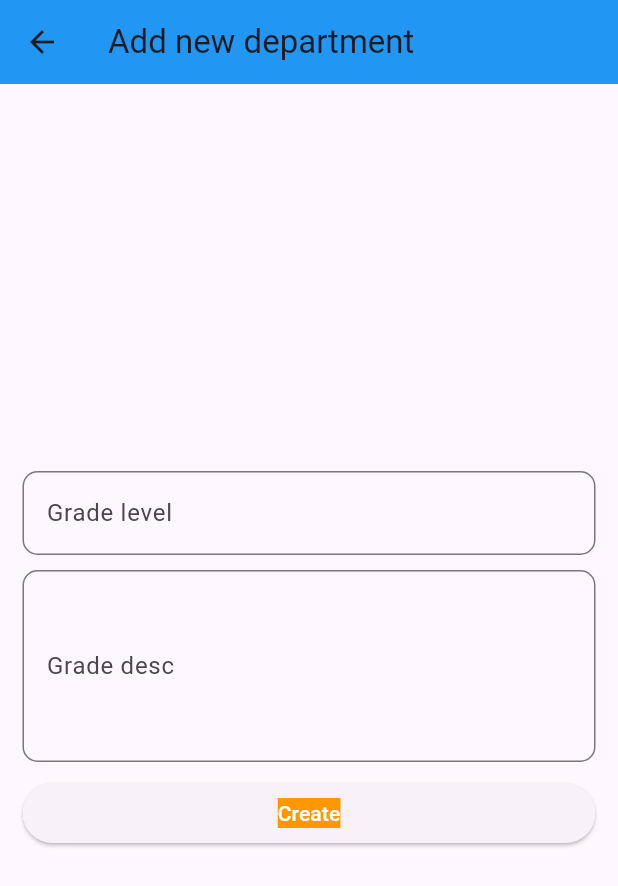
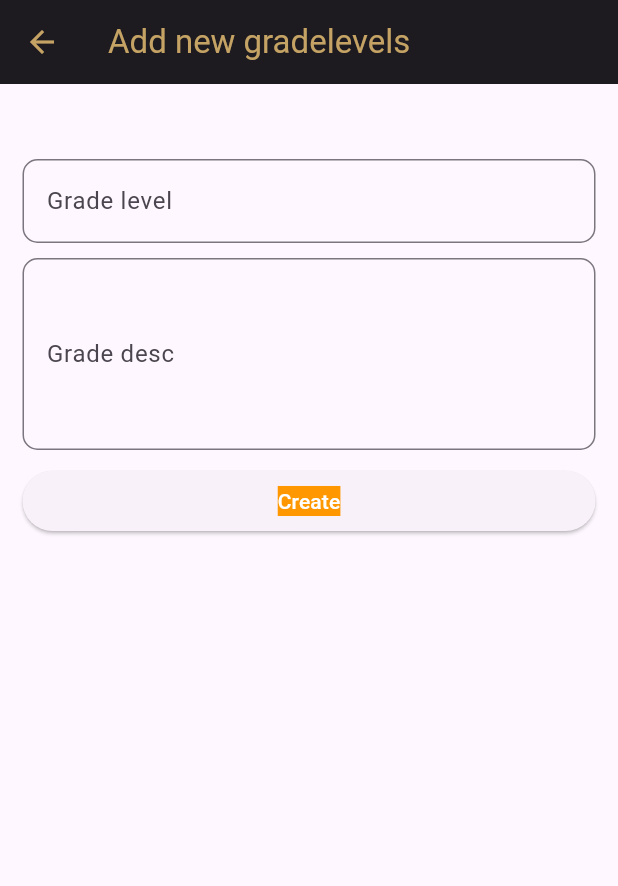
Before and after one commit to Eyobayie/PTE-flutter, a Flutter app: the GradelevelScreen screen opened by its route, after a tap on "Add new", on a phone screen of 412 x 824 dp. Shown: the top 886 px of the screen. Run offline on Flutter 3.47's test engine with Material 3 defaults, Android fonts, the phone set to English and light mode, and no system bars; network calls fail.

Commit message:
apply provider for gradelevel,parent, section and teacher

```diff
--- /dev/null
+++ b/lib/constants/appbar_constants.dart
@@ -0,0 +1,8 @@
+import 'package:flutter/material.dart';
+
+class AppBarConstants {
+  static const Color backgroundColor = Color(0xFF1D1B20);
+  static const Color iconColor = Color(0xFFC5A364);
+  static const TextStyle textStyle = TextStyle(color: iconColor);
+  static const IconThemeData iconTheme = IconThemeData(color: iconColor);
+}
--- a/lib/providers/GradelevelProvider.dart
+++ b/lib/providers/GradelevelProvider.dart
@@ -5,7 +5,15 @@ import 'package:parent_teacher_engagement_app/services/gradelevel/gradelevel.dar
 class GradelevelProvider extends ChangeNotifier {
   List<Gradelevel> _gradelevels = [];
 
+  String _error = '';
+
   List<Gradelevel> get gradelevels => _gradelevels;
+
+  String get error => _error;
+
+  void setError(String error) {
+    _error = error;
+  }
 
   // Method to fetch gradelevels (example implementation)
   Future<void> fetchGradelevels() async {
@@ -22,9 +30,7 @@ class GradelevelProvider extends ChangeNotifier {
   Future<void> deleteGradelevelProvider(int id) async {
     try {
       await deleteGradelevel(id);
-
       _gradelevels.removeWhere((gradelevel) => gradelevel.id == id);
-
       notifyListeners();
     } catch (e) {
       print('Error deleting department: $e');
@@ -36,8 +42,9 @@ class GradelevelProvider extends ChangeNotifier {
     _gradelevels.add(gradelevel);
     notifyListeners();
   }
+// create a new gradelevel
 
-  Future<void> createDepartmentProvider(
+  Future<void> createGradelevelProvider(
       String grade, String? description) async {
     try {
       Gradelevel? createdDepartment =
--- a/lib/providers/ParentProvider.dart
+++ b/lib/providers/ParentProvider.dart
@@ -12,7 +12,6 @@ class ParentProvider extends ChangeNotifier {
     // Fetch parents from API or database
     try {
       _parents = await getParents();
-
       notifyListeners();
     } catch (e) {
       print('Error fetching departments: $e');
@@ -23,9 +22,7 @@ class ParentProvider extends ChangeNotifier {
   Future<void> deleteParentProvider(int id) async {
     try {
       await deleteParent(id);
-
       _parents.removeWhere((parent) => parent.id == id);
-
       notifyListeners();
     } catch (e) {
       print('Error deleting parent: $e');
--- a/lib/screens/gradelevel/gradelevel_screen.dart
+++ b/lib/screens/gradelevel/gradelevel_screen.dart
@@ -1,8 +1,10 @@
 import 'package:flutter/material.dart';
-import 'package:parent_teacher_engagement_app/models/gradelevel.dart';
-import 'package:parent_teacher_engagement_app/screens/gradelevel/gradeDetail.dart';
+import 'package:parent_teacher_engagement_app/providers/GradelevelProvider.dart';
+import 'package:parent_teacher_engagement_app/screens/department/new_department.dart';
 import 'package:parent_teacher_engagement_app/screens/gradelevel/new_grade.dart';
-import 'package:parent_teacher_engagement_app/services/gradelevel/gradelevel.dart';
+import 'package:provider/provider.dart';
+
+import '../../constants/appbar_constants.dart';
 
 class GradelevelScreen extends StatefulWidget {
   const GradelevelScreen({super.key});
@@ -12,76 +14,97 @@ class GradelevelScreen extends StatefulWidget {
 }
 
 class _GradelevelScreenState extends State<GradelevelScreen> {
+  bool _isLoading = false; // Local loading state in ExamHome
+
+  @override
+  void initState() {
+    super.initState();
+    fetchData();
+  }
+
+  Future<void> fetchData() async {
+    final gradeProvider = context.read<GradelevelProvider>();
+    try {
+      setState(() {
+        _isLoading = true;
+      });
+      await gradeProvider.fetchGradelevels();
+    } catch (e) {
+      gradeProvider.setError('Error fetching gradelevels: $e');
+    } finally {
+      setState(() {
+        _isLoading = false;
+      });
+    }
+  }
+
   @override
   Widget build(BuildContext context) {
+    final gradeProvider = Provider.of<GradelevelProvider>(context);
+
     return Scaffold(
       appBar: AppBar(
         title: const Text(
-          "All Grade levels",
-          style: TextStyle(color: Colors.white),
+          'ALL Grades',
+          style: AppBarConstants.textStyle,
         ),
-        backgroundColor: Colors.blue,
+        backgroundColor: AppBarConstants.backgroundColor,
+        iconTheme: AppBarConstants.iconTheme,
         actions: [
           TextButton(
             onPressed: () {
-                Navigator.of(context)
-                    .pushNamed(NewGradeLevel.newgradelevelRoute);
+              Navigator.of(context).pushNamed(NewGradeLevel.newgradelevelRoute);
             },
             child: const Text(
               'Add new',
               style: TextStyle(color: Colors.white),
-              ))
+            ),
+          )
         ],
       ),
-      body: FutureBuilder<List<Gradelevel>>(
-        future: getGradelevels(), // Call fetchData() method here
-        builder: (context, snapshot) {
-          if (snapshot.connectionState == ConnectionState.waiting) {
-            // While waiting for data to load, show a loading indicator
-            return const Center(child: CircularProgressIndicator());
-          } else if (snapshot.hasError) {
-            // If an error occurs, display an error message
-            return Center(child: Text('Error: ${snapshot.error}'));
-          } else {
-            // If data is successfully loaded, display the gradelevel list
-            final List<Gradelevel>? gradelevels = snapshot.data;
-            return ListView.builder(
-              itemCount: gradelevels?.length ?? 0,
+      body: _isLoading
+          ? const Center(
+              child: CircularProgressIndicator(),
+            )
+          : gradeProvider.error.isNotEmpty
+              ? Center(
+                  child: Text('Error: ${gradeProvider.error}'),
+                )
+              : gradeProvider.gradelevels.isEmpty
+                  ? const Center(child: Text('No gradelevels found'))
+                  : ListView.builder(
+                      itemCount: gradeProvider.gradelevels.length,
                       itemBuilder: (context, index) {
-                final gradelevel = gradelevels![index];
+                        final gradelevel = gradeProvider.gradelevels[index];
                         return Dismissible(
                           key: Key(gradelevel.id.toString()),
                           child: Card(
+                            elevation: 1,
                             child: ListTile(
-                      onTap: () {
-                        Navigator.of(context).pushNamed(
-                            GradeDetailScreen.gradeDetailScreenRoute,
-                            arguments: gradelevel.id);
-                      },
                               leading: IconButton(
                                 icon: const Icon(Icons.edit),
                                 color: Colors.amber[400],
                                 onPressed: () {
                                   Navigator.of(context).pushNamed(
-                                NewGradeLevel.newgradelevelRoute,
-                                arguments: gradelevel);
-                          }),
+                                    NewDepartment.newDepartmentRoute,
+                                    arguments: gradelevel,
+                                  );
+                                },
+                              ),
                               title: Text(gradelevel.grade),
                               subtitle: Text(gradelevel.description ?? ''),
                               trailing: IconButton(
                                 icon: const Icon(Icons.delete),
                                 color: Colors.red[900],
                                 onPressed: () {
-                          deleteGradelevel(gradelevel.id);
+                                  gradeProvider
+                                      .deleteGradelevelProvider(gradelevel.id);
                                 },
                               ),
                             ),
                           ),
                         );
                       },
-            );
-          }
-        },
                     ),
     );
   }
--- a/lib/screens/gradelevel/new_grade.dart
+++ b/lib/screens/gradelevel/new_grade.dart
@@ -1,5 +1,8 @@
 import 'package:flutter/material.dart';
-import 'package:parent_teacher_engagement_app/services/gradelevel/gradelevel.dart';
+import 'package:parent_teacher_engagement_app/providers/GradelevelProvider.dart';
+import 'package:provider/provider.dart';
+
+import '../../constants/appbar_constants.dart';
 
 class NewGradeLevel extends StatefulWidget {
   const NewGradeLevel({super.key});
@@ -22,14 +25,18 @@ class _NewGradeLevelState extends State<NewGradeLevel> {
       return;
     }
     _formKey.currentState!.save();
-    createGradelevel(grade, description);
-    Navigator.of(context).pop();
-  }
 
-  @override
-  void initState() {
-    // TODO: implement initState
-    super.initState();
+    final String enteredGrade = gradeController.text.trim();
+    final String enteredDescription = descriptionController.text.trim();
+
+    Provider.of<GradelevelProvider>(context, listen: false)
+        .createGradelevelProvider(enteredGrade, enteredDescription)
+        .then((_) {
+      Navigator.of(context).pop(); // Pop the create page
+    }).catchError((error) {
+      print('Error creating department from new department page: $error');
+      // Handle error here
+    });
   }
 
   @override
@@ -37,12 +44,15 @@ class _NewGradeLevelState extends State<NewGradeLevel> {
     // final department = ModalRoute.of(context)!.settings.arguments as Department;
     return Scaffold(
       appBar: AppBar(
-        title: const Text('Add new department'),
-        backgroundColor: Colors.blue,
+        title: const Text(
+          'Add new gradelevels',
+          style: AppBarConstants.textStyle,
         ),
-      body: Center(
-        child: Padding(
-          padding: const EdgeInsets.symmetric(horizontal: 15.0),
+        backgroundColor: AppBarConstants.backgroundColor,
+        iconTheme: AppBarConstants.iconTheme,
+      ),
+      body: Padding(
+        padding: const EdgeInsets.fromLTRB(15, 50, 15, 0),
         child: Form(
           key: _formKey,
           child: ListView(
@@ -110,7 +120,6 @@ class _NewGradeLevelState extends State<NewGradeLevel> {
           ),
         ),
       ),
-      ),
     );
   }
 }
--- a/lib/screens/section/create_section.dart
+++ b/lib/screens/section/create_section.dart
@@ -40,9 +40,8 @@ class _CreateSectionState extends State<CreateSection> {
         title: const Text('Add new department'),
         backgroundColor: Colors.blue,
       ),
-      body: Center(
-        child: Padding(
-          padding: const EdgeInsets.symmetric(horizontal: 15.0),
+      body: Padding(
+        padding: const EdgeInsets.fromLTRB(15, 50, 15, 0),
         child: Form(
           key: _formKey,
           child: ListView(
@@ -110,7 +109,6 @@ class _CreateSectionState extends State<CreateSection> {
           ),
         ),
       ),
-      ),
     );
   }
 }
```
Also changed, not shown: lib/main.dart (+8 -0 lines), lib/providers/DepartmentProvider.dart (+3 -7 lines), lib/screens/department/departments_page.dart (+8 -4 lines), lib/screens/department/new_department.dart (+6 -11 lines), lib/screens/gradelevel/gradeDetail.dart (+7 -1 lines), lib/screens/parent/parent_registration.dart (+10 -6 lines), lib/screens/parent/parent_screen.dart (+6 -3 lines), lib/screens/teacher/teacher_registration.dart (+10 -6 lines), lib/screens/teacher/teacher_screen.dart (+6 -3 lines), lib/services/department/department.dart (+0 -31 lines). Lines whose indentation alone changed are shown as unchanged.
